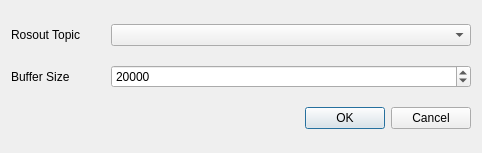
Above: rqt/rqt_console/src/rqt_console/console_subscriber_dialog.ui from ros-visualization/rqt before the change. Below: the same form after it.
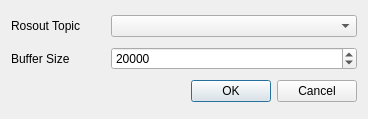
That is the form after the change.

Patch:
```diff
--- a/rqt/rqt_console/src/rqt_console/console_subscriber_dialog.ui
+++ b/rqt/rqt_console/src/rqt_console/console_subscriber_dialog.ui
@@ -9,8 +9,8 @@
    <rect>
     <x>0</x>
     <y>0</y>
-    <width>482</width>
-    <height>153</height>
+    <width>368</width>
+    <height>119</height>
    </rect>
   </property>
   <property name="maximumSize">
```
